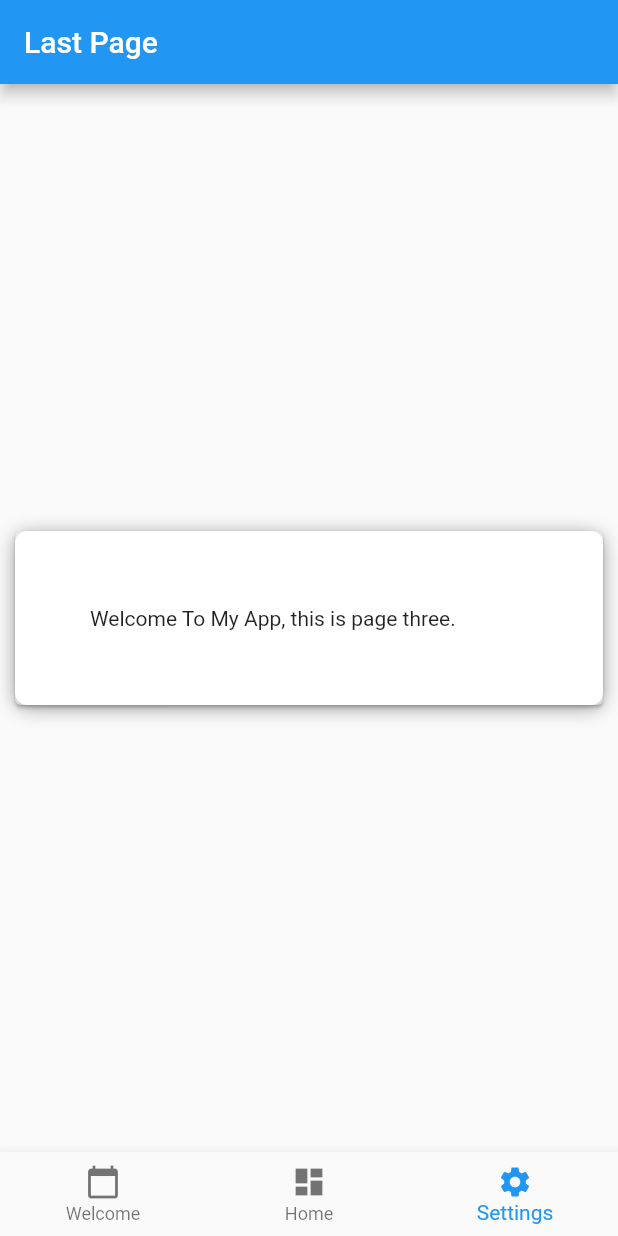
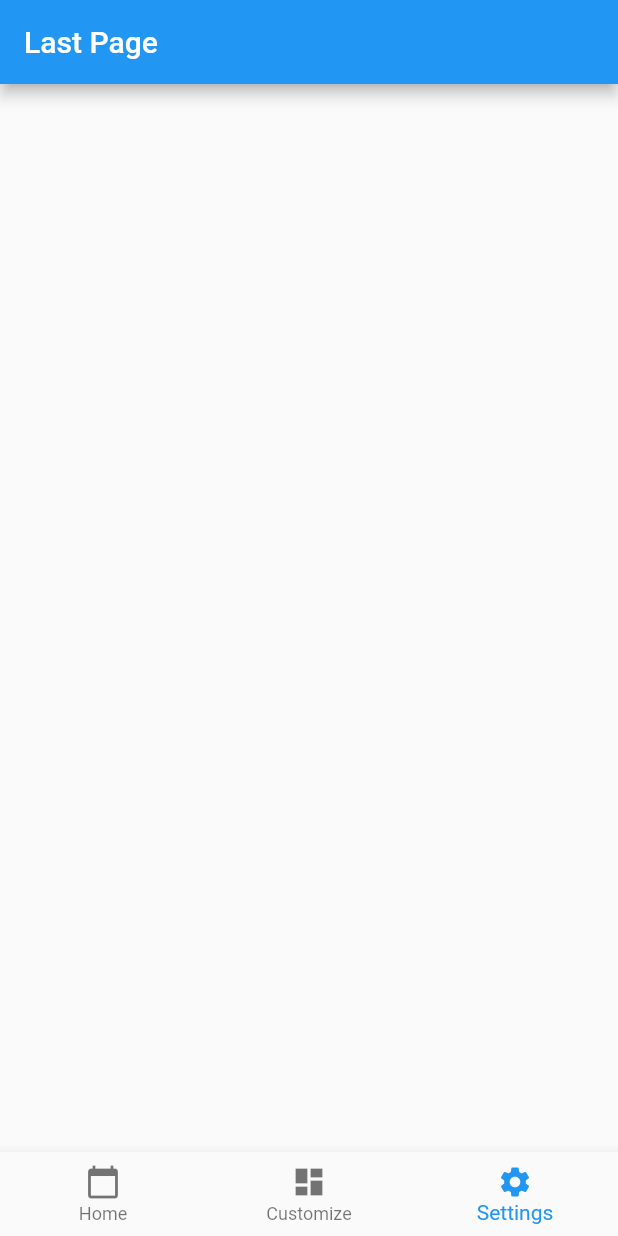
Before and after one commit to ColinBrown18/PersonalProjects, a Flutter app: the screen it shows after launch, item 3 of the bottom bar chosen, on a phone screen of 412 x 824 dp. Run offline on Flutter 3.47's test engine with Material 2 defaults, Android fonts, the phone set to English and light mode, and no system bars; our stand-ins replace table_calendar.

Commit message:
New Small Appcard Created

```diff
--- a/organize_me/lib/main.dart
+++ b/organize_me/lib/main.dart
@@ -58,7 +58,7 @@ class _MyHomePageState extends State<MyHomePage> {
   @override
   Widget build(BuildContext context) {
     if (_currentIndex == 0) {
-      TitleText = "Today View";
+      TitleText = "Summary";
     } else if (_currentIndex == 1) {
       TitleText = "Second Page";
     } else if (_currentIndex == 2) {
@@ -85,11 +85,11 @@ class _MyHomePageState extends State<MyHomePage> {
           items: [
             BottomNavigationBarItem(
               icon: new Icon(Icons.calendar_today),
-              title: Text('Welcome')
+              title: Text('Home')
             ),
             BottomNavigationBarItem(
               icon: new Icon(Icons.dashboard),
-              title: Text('Home')
+              title: Text('Customize')
             ),
             BottomNavigationBarItem(
               icon: new Icon(Icons.settings),
@@ -141,6 +141,7 @@ class _PageOneState extends State<PageOne> {
               child: Container(
                 child: Column(
                   mainAxisAlignment: MainAxisAlignment.start,
+                  mainAxisSize: MainAxisSize.min,
                   children: <Widget>[
                     // THIS IS THE TOP WIDGET FOR THE CALENDAR
                     DesignCard(
@@ -211,7 +212,8 @@ class _PageTwoState extends State<PageTwo> {
                   Row(
                   children: <Widget>[
                     Text("Welcome To My App, this is page two.",
-                    textAlign: TextAlign.center,)
+                    textAlign: TextAlign.center
+                    )
                   ],
                 ),
                 ],
@@ -240,18 +242,7 @@ class _PageThreeState extends State<PageThree> {
         body: Column(
           mainAxisAlignment: MainAxisAlignment.center,
           children: <Widget>[
-            DesignCard(
-              child: Column(
-                children: <Widget>[
-                  Row(
-                  children: <Widget>[
-                    Text("Welcome To My App, this is page three.",
-                    textAlign: TextAlign.center,)
-                  ],
-                ),
-                ],
-              ),
-            )
+
         ],),
       ),
     );
```
Also changed, not shown: organize_me/lib/Layouts.dart (+63 -1 lines), 1 other file. Lines whose indentation alone changed are shown as unchanged.
